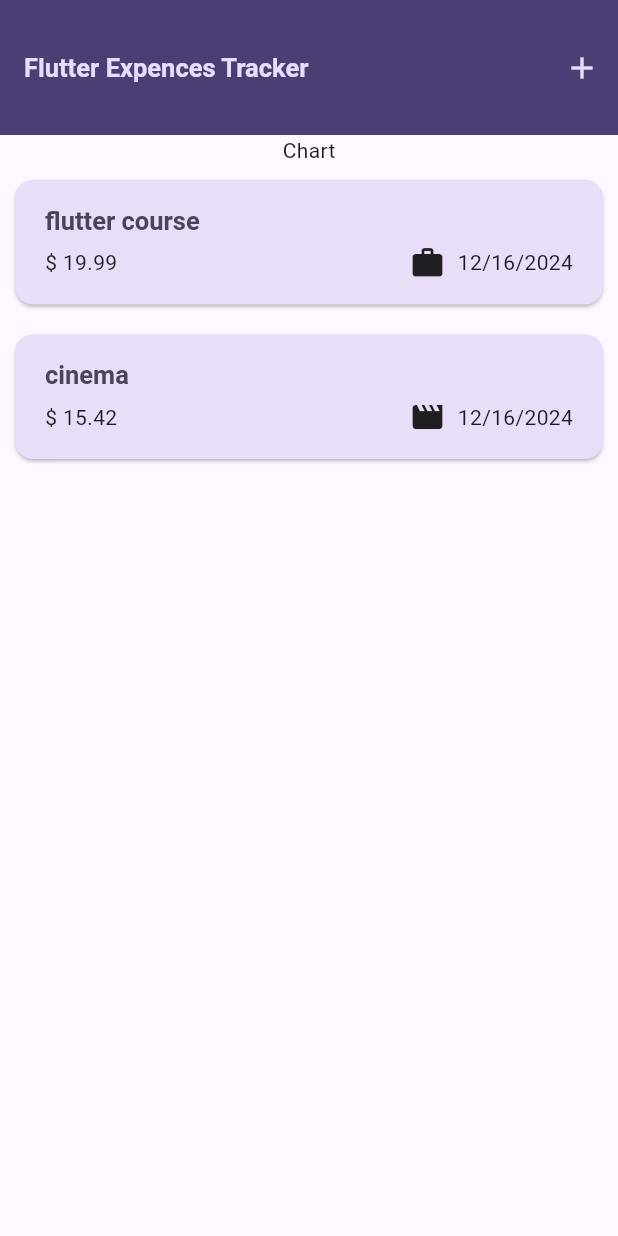
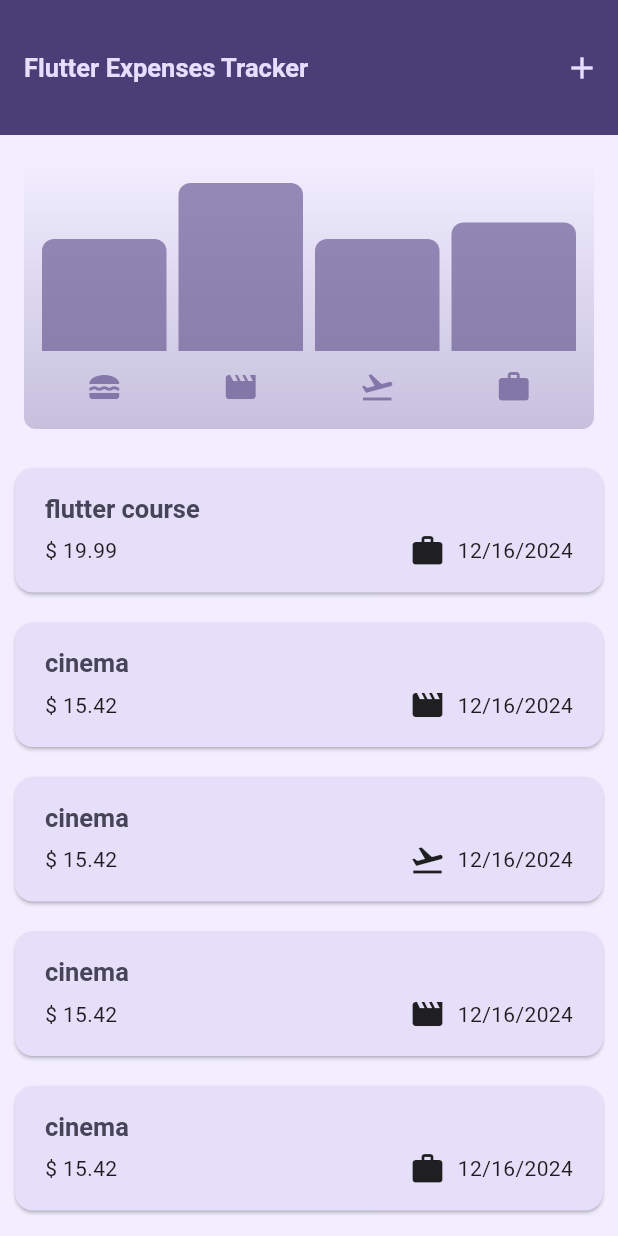
Before and after one commit to AhmedmohseHussein/ExpensesTrackerApp, a Flutter app: the screen it shows after launch, on a phone screen of 412 x 824 dp. Run offline on Flutter 3.47's test engine with Material 3 defaults, Android fonts, the phone set to English and light mode, and no system bars; our stand-ins replace cloud_firestore; accounts and stored records are empty.

Commit message:
add chart

```diff
--- a/lib/expenses.dart
+++ b/lib/expenses.dart
@@ -1,7 +1,11 @@
+import 'package:expensetrackerapp/widgets/chart/chart.dart';
 import 'package:expensetrackerapp/widgets/expenses_list/expenses_list.dart';
 import 'package:expensetrackerapp/widgets/new_expence.dart';
 import 'package:flutter/material.dart';
 import 'package:expensetrackerapp/models/expense_model.dart';
+
+//firebase
+import 'package:cloud_firestore/cloud_firestore.dart';
 
 class Expenses extends StatefulWidget {
   const Expenses({super.key});
@@ -23,6 +27,36 @@ class _ExpensesState extends State<Expenses> {
         title: "cinema",
         amount: 15.421449,
         category: Category.leisure,
+        date: DateTime.now()),
+    Expense(
+        title: "cinema",
+        amount: 15.421449,
+        category: Category.travel,
+        date: DateTime.now()), Expense(
+        title: "cinema",
+        amount: 15.421449,
+        category: Category.leisure,
+        date: DateTime.now()), Expense(
+        title: "cinema",
+        amount: 15.421449,
+        category: Category.work,
+        date: DateTime.now()), Expense(
+        title: "cinema",
+        amount: 15.421449,
+        category: Category.leisure,
+        date: DateTime.now()), Expense(
+        title: "cinema",
+        amount: 15.421449,
+        category: Category.food,
+        date: DateTime.now()), Expense(
+        title: "cinema",
+        amount: 15.421449,
+        category: Category.travel,
+        date: DateTime.now()),
+    Expense(
+        title: "Pizza",
+        amount: 15.421449,
+        category: Category.food,
         date: DateTime.now()),
   ];
 
@@ -64,6 +98,8 @@ class _ExpensesState extends State<Expenses> {
 
   @override
   Widget build(BuildContext context) {
+    final screenWidth = MediaQuery.of(context).size.width;
+    final screenHeight = MediaQuery.of(context).size.height;
     Widget mainContent = const Center(
       child: Text('No expenses found. Start adding some!'),
     );
@@ -74,14 +110,25 @@ class _ExpensesState extends State<Expenses> {
     }
 
     return Scaffold(
-      appBar: AppBar(title: const Text("Flutter Expences Tracker"), actions: [
+      backgroundColor: Theme.of(context).colorScheme.primaryContainer.withOpacity(0.5),
+      appBar: AppBar(title: const Text("Flutter Expenses Tracker"), actions: [
         IconButton(
           onPressed: _openAddExpenceOverlay,
           icon: const Icon(Icons.add),
         )
       ]),
-      body: Column(
-        children: [const Text("Chart"), Expanded(child: mainContent)],
+      body: screenHeight > screenWidth
+          ? Column(
+        children: [
+          Chart(expenses: _registeredExpenses),
+          Expanded(child: mainContent)
+        ],
+      )
+          : Row(
+        children: [
+          Expanded(child: Chart(expenses: _registeredExpenses)),
+          Expanded(child: mainContent),
+        ],
       ),
     );
   }
--- a/lib/models/expense_model.dart
+++ b/lib/models/expense_model.dart
@@ -33,3 +33,22 @@ class Expense {
 
   String get formattedDate => formatter.format(date);
 }
+
+class ExpenseBucket {
+  ExpenseBucket({required this.category, required this.expenses});
+
+  ExpenseBucket.forCategory(List<Expense> allExpenses, this.category)
+      : expenses = allExpenses.where((expense) => expense.category == category).toList();
+
+  final Category category;
+  final List<Expense> expenses;
+
+  double get totalExpenses {
+    double sum = 0;
+
+    for (final expense in expenses) {
+      sum += expense.amount;
+    }
+    return sum;
+  }
+}
--- /dev/null
+++ b/lib/widgets/chart/chart.dart
@@ -0,0 +1,98 @@
+import 'package:flutter/material.dart';
+
+import 'package:expensetrackerapp/widgets/chart/chart_bar.dart';
+import 'package:expensetrackerapp/models/expense_model.dart';
+
+class Chart extends StatelessWidget {
+  const Chart({super.key, required this.expenses});
+
+  final List<Expense> expenses;
+
+  List<ExpenseBucket> get buckets {
+    return [
+      ExpenseBucket.forCategory(expenses, Category.food),
+      ExpenseBucket.forCategory(expenses, Category.leisure),
+      ExpenseBucket.forCategory(expenses, Category.travel),
+      ExpenseBucket.forCategory(expenses, Category.work),
+    ];
+  }
+
+  double get maxTotalExpense {
+    double maxTotalExpense = 0;
+
+    for (final bucket in buckets) {
+      if (bucket.totalExpenses > maxTotalExpense) {
+        maxTotalExpense = bucket.totalExpenses;
+      }
+    }
+
+    return maxTotalExpense;
+  }
+
+  @override
+  Widget build(BuildContext context) {
+    final isDarkMode =
+        MediaQuery.of(context).platformBrightness == Brightness.dark;
+
+    return Container(
+      margin: const EdgeInsets.all(16),
+      padding: const EdgeInsets.symmetric(
+        vertical: 16,
+        horizontal: 8,
+      ),
+      width: double.infinity,
+      height: 180,
+      decoration: BoxDecoration(
+        borderRadius: BorderRadius.circular(8),
+        gradient: LinearGradient(
+          colors: [
+            Theme.of(context).colorScheme.primary.withOpacity(0.3),
+            Theme.of(context).colorScheme.primary.withOpacity(0.0)
+          ],
+          begin: Alignment.bottomCenter,
+          end: Alignment.topCenter,
+        ),
+      ),
+      child: Column(
+        children: [
+          Expanded(
+            child: Row(
+              crossAxisAlignment: CrossAxisAlignment.end,
+              children: [
+                for (final bucket in buckets) // alternative to map()
+                  ChartBar(
+                    fill: bucket.totalExpenses == 0
+                        ? 0
+                        : bucket.totalExpenses / maxTotalExpense,
+                  )
+              ],
+            ),
+          ),
+          const SizedBox(height: 12),
+
+          Row(
+            children: buckets
+                .map(
+                  (bucket) => Expanded(
+                child: Padding(
+                  padding: const EdgeInsets.symmetric(horizontal: 4),
+                  child: Icon(
+                    categoryIcons[bucket.category],
+                    color: isDarkMode
+                        ? Theme.of(context).colorScheme.secondary
+                        : Theme.of(context)
+                        .colorScheme
+                        .primary
+                        .withOpacity(0.7),
+                  ),
+                ),
+              ),
+            )
+                .toList(),
+          ),
+
+        ],
+      ),
+    );
+  }
+}
--- /dev/null
+++ b/lib/widgets/chart/chart_bar.dart
@@ -0,0 +1,34 @@
+import 'package:flutter/material.dart';
+
+class ChartBar extends StatelessWidget {
+  const ChartBar({
+    super.key,
+    required this.fill,
+  });
+
+  final double fill;
+
+  @override
+  Widget build(BuildContext context) {
+    final isDarkMode =
+        MediaQuery.of(context).platformBrightness == Brightness.dark;
+    return Expanded(
+      child: Padding(
+        padding: const EdgeInsets.symmetric(horizontal: 4),
+        child: FractionallySizedBox(
+          heightFactor: fill,
+          child: DecoratedBox(
+            decoration: BoxDecoration(
+              shape: BoxShape.rectangle,
+              borderRadius:
+              const BorderRadius.vertical(top: Radius.circular(8)),
+              color: isDarkMode
+                  ? Theme.of(context).colorScheme.secondary
+                  : Theme.of(context).colorScheme.primary.withOpacity(0.65),
+            ),
+          ),
+        ),
+      ),
+    );
+  }
+}
--- a/pubspec.yaml
+++ b/pubspec.yaml
@@ -11,6 +11,7 @@ dependencies:
     sdk: flutter
   uuid: ^4.4.2
   intl: ^0.19.0
+  cloud_firestore: ^4.9.0
 
 dev_dependencies:
   flutter_test:
```
Also changed, not shown: lib/main.dart (+44 -4 lines), lib/widgets/new_expence.dart (+17 -8 lines), pubspec.lock, 13 other files.
